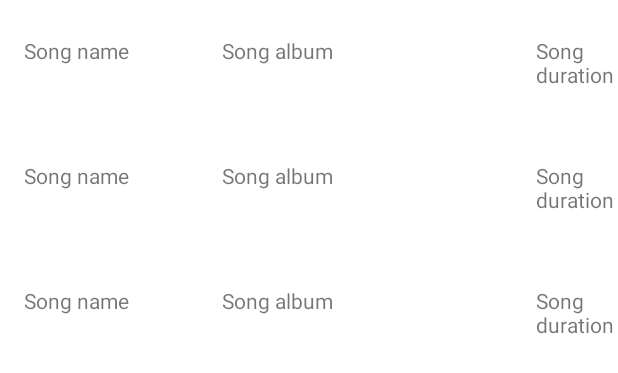
After one commit to nazlishahi/MusicPlayer, an Android app: the layout fragment_music_library.xml on its own in the app's theme, with its tools: preview values and no code run, on a phone screen of 412 x 824 dp. The commit adds this screen. Shown: the top 373 px of the screen. Run offline under Robolectric (Android 15) with nearby library versions, the phone set to English and light mode, and no system bars.

Commit message:
Music library screen

```diff
--- a/app/src/main/AndroidManifest.xml
+++ b/app/src/main/AndroidManifest.xml
@@ -1,5 +1,6 @@
 <?xml version="1.0" encoding="utf-8"?>
-<manifest xmlns:android="http://schemas.android.com/apk/res/android"
+<manifest
+    xmlns:android="http://schemas.android.com/apk/res/android"
     xmlns:tools="http://schemas.android.com/tools">
 
     <application
--- /dev/null
+++ b/app/src/main/res/drawable/item_selector_background.xml
@@ -0,0 +1,7 @@
+<?xml version="1.0" encoding="utf-8"?>
+<selector xmlns:android="http://schemas.android.com/apk/res/android">
+
+    <item android:state_selected="true" android:drawable="@color/teal_200"/>
+    <item android:drawable="@android:color/transparent"/>
+
+</selector>
--- /dev/null
+++ b/app/src/main/res/layout/fragment_music_library.xml
@@ -0,0 +1,16 @@
+<?xml version="1.0" encoding="utf-8"?>
+<FrameLayout
+    xmlns:android="http://schemas.android.com/apk/res/android"
+    android:layout_width="match_parent"
+    android:layout_height="match_parent"
+    xmlns:app="http://schemas.android.com/apk/res-auto"
+    xmlns:tools="http://schemas.android.com/tools">
+
+    <androidx.recyclerview.widget.RecyclerView
+        android:id="@+id/songListRecyclerView"
+        android:layout_width="match_parent"
+        android:layout_height="wrap_content"
+        tools:listitem="@layout/item_song_information"
+        app:layoutManager="androidx.recyclerview.widget.LinearLayoutManager"/>
+
+</FrameLayout>
--- /dev/null
+++ b/app/src/main/res/layout/item_song_information.xml
@@ -0,0 +1,35 @@
+<?xml version="1.0" encoding="utf-8"?>
+<LinearLayout
+    xmlns:android="http://schemas.android.com/apk/res/android"
+    xmlns:tools="http://schemas.android.com/tools"
+    android:layout_width="match_parent"
+    android:layout_height="wrap_content"
+    android:layout_marginVertical="@dimen/margin_large"
+    android:background="@drawable/item_selector_background"
+    android:orientation="horizontal">
+
+    <TextView
+        android:id="@+id/songNameTextView"
+        android:layout_width="@dimen/flexible_component"
+        android:layout_height="wrap_content"
+        android:layout_weight="0.5"
+        android:layout_marginHorizontal="@dimen/margin_normal"
+        tools:text="Song name"/>
+
+    <TextView
+        android:id="@+id/songAlbumTextView"
+        android:layout_width="@dimen/flexible_component"
+        android:layout_height="wrap_content"
+        android:layout_weight="1"
+        android:gravity="start"
+        android:paddingHorizontal="@dimen/margin_small"
+        tools:text="Song album"/>
+
+    <TextView
+        android:id="@+id/songDurationTextView"
+        android:layout_width="@dimen/flexible_component"
+        android:layout_height="wrap_content"
+        android:layout_weight="0.25"
+        tools:text="Song duration"/>
+
+</LinearLayout>
--- a/app/src/main/res/layout/layout_custom_media_player.xml
+++ b/app/src/main/res/layout/layout_custom_media_player.xml
@@ -10,7 +10,7 @@
 
     <TextView
         android:id="@+id/songTitleTextView"
-        android:layout_width="0dp"
+        android:layout_width="@dimen/flexible_component"
         android:layout_height="wrap_content"
         android:gravity="center"
         tools:text="Life is a Highway"
@@ -24,7 +24,7 @@
 
     <TextView
         android:id="@+id/songArtistTextView"
-        android:layout_width="0dp"
+        android:layout_width="@dimen/flexible_component"
         android:layout_height="wrap_content"
         android:layout_marginVertical="@dimen/margin_large"
         android:padding="@dimen/margin_large"
--- a/app/src/main/res/navigation/nav_graph.xml
+++ b/app/src/main/res/navigation/nav_graph.xml
@@ -11,11 +11,7 @@
 
     <fragment
         android:id="@+id/musicPlayerFragment"
-        android:name="com.scoutmotors.musicplayer.ui.MusicPlayerFragment">
-
-        <!-- TODO: Define argument (probably uri) -->
-
-    </fragment>
+        android:name="com.scoutmotors.musicplayer.ui.MusicPlayerFragment"/>
 
     <fragment
         android:id="@+id/musicLibraryFragment"
--- a/app/src/main/res/values/dimens.xml
+++ b/app/src/main/res/values/dimens.xml
@@ -1,10 +1,13 @@
 <?xml version="1.0" encoding="utf-8"?>
 <resources>
 
+    <dimen name="margin_small">8dp</dimen>
     <dimen name="margin_normal">16dp</dimen>
     <dimen name="margin_large">24dp</dimen>
     <dimen name="margin_xlarge">56dp</dimen>
 
     <dimen name="title_padding_top">120dp</dimen>
 
+    <dimen name="flexible_component">0dp</dimen>
+
 </resources>
--- a/app/src/main/res/values/strings.xml
+++ b/app/src/main/res/values/strings.xml
@@ -2,4 +2,9 @@
     <string name="app_name">Music Player</string>
 
     <string name="message_no_song_available">No songs available to play!</string>
+    <string name="menu_item_music_library">Music Library</string>
+
+    <string name="title_song_name">Name</string>
+    <string name="title_song_album">Album</string>
+    <string name="title_song_duration">Duration</string>
 </resources>
```
Also changed, not shown: app/src/main/java/com/scoutmotors/musicplayer/data/ListItem.kt (added, +8 -0 lines), app/src/main/java/com/scoutmotors/musicplayer/ui/MainActivity.kt (+70 -2 lines), app/src/main/java/com/scoutmotors/musicplayer/ui/MusicLibraryFragment.kt (+38 -0 lines), app/src/main/java/com/scoutmotors/musicplayer/ui/MusicPlayerFragment.kt (+14 -31 lines), app/src/main/java/com/scoutmotors/musicplayer/ui/SongListAdapter.kt (added, +75 -0 lines), app/src/main/java/com/scoutmotors/musicplayer/viewmodel/MainActivityViewModel.kt (+49 -6 lines), app/src/main/res/layout/activity_main.xml (+7 -1 lines), app/src/main/res/layout/item_song_list_header.xml (added, +40 -0 lines), app/src/main/res/menu/menu.xml (added, +9 -0 lines).
